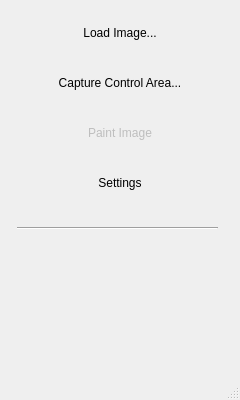
Before: the Qt Designer form rustdavinci/ui/views/mainui.ui in alexemanuelol/rustdavinci, drawn with Qt 5.
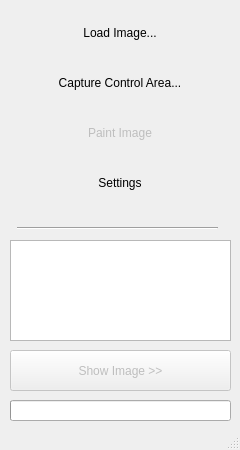
After: the same form once the commit is applied. Icons and pictures are not drawn.

Commit message: Add image view in mainwindow, showing original, normal and high images

```diff
--- a/rustdavinci/ui/views/mainui.ui
+++ b/rustdavinci/ui/views/mainui.ui
@@ -7,13 +7,19 @@
     <x>0</x>
     <y>0</y>
     <width>240</width>
-    <height>400</height>
+    <height>450</height>
    </rect>
   </property>
   <property name="minimumSize">
    <size>
     <width>240</width>
-    <height>400</height>
+    <height>450</height>
+   </size>
+  </property>
+  <property name="maximumSize">
+   <size>
+    <width>240</width>
+    <height>450</height>
    </size>
   </property>
   <property name="windowTitle">
@@ -159,6 +165,63 @@
      <enum>Qt::Horizontal</enum>
     </property>
    </widget>
+   <widget class="QPushButton" name="showImagePushButton">
+    <property name="enabled">
+     <bool>false</bool>
+    </property>
+    <property name="geometry">
+     <rect>
+      <x>10</x>
+      <y>350</y>
+      <width>221</width>
+      <height>41</height>
+     </rect>
+    </property>
+    <property name="text">
+     <string>Show Image &gt;&gt;</string>
+    </property>
+   </widget>
+   <widget class="QProgressBar" name="progressBar">
+    <property name="geometry">
+     <rect>
+      <x>10</x>
+      <y>400</y>
+      <width>221</width>
+      <height>21</height>
+     </rect>
+    </property>
+    <property name="value">
+     <number>0</number>
+    </property>
+    <property name="textVisible">
+     <bool>false</bool>
+    </property>
+    <property name="orientation">
+     <enum>Qt::Horizontal</enum>
+    </property>
+    <property name="invertedAppearance">
+     <bool>false</bool>
+    </property>
+   </widget>
+   <widget class="QTextEdit" name="logTextEdit">
+    <property name="geometry">
+     <rect>
+      <x>10</x>
+      <y>240</y>
+      <width>221</width>
+      <height>101</height>
+     </rect>
+    </property>
+    <property name="undoRedoEnabled">
+     <bool>false</bool>
+    </property>
+    <property name="readOnly">
+     <bool>true</bool>
+    </property>
+    <property name="textInteractionFlags">
+     <set>Qt::NoTextInteraction</set>
+    </property>
+   </widget>
   </widget>
   <widget class="QStatusBar" name="statusbar"/>
  </widget>
```
The commit also changes 3 other files.
